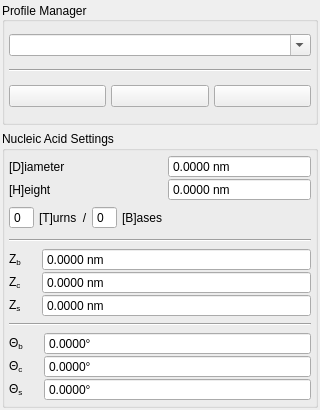
Qt form config/ui/nucleic_acid.ui (NATuG3/NATuG3) before a commit.
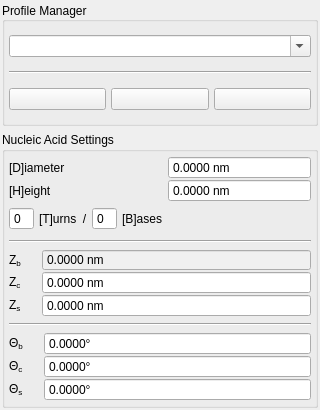
The same form after that commit.

Patch:
```diff
--- a/config/ui/nucleic_acid.ui
+++ b/config/ui/nucleic_acid.ui
@@ -761,9 +761,18 @@
         </item>
         <item row="0" column="1">
          <widget class="QDoubleSpinBox" name="Z_b">
+          <property name="enabled">
+           <bool>false</bool>
+          </property>
+          <property name="statusTip">
+           <string/>
+          </property>
           <property name="autoFillBackground">
            <bool>false</bool>
           </property>
+          <property name="styleSheet">
+           <string notr="true">QDoubleSpinBox::disabled{background-color: rgb(240, 240, 240); color: black}</string>
+          </property>
           <property name="wrapping">
            <bool>false</bool>
           </property>
@@ -771,7 +780,7 @@
            <bool>true</bool>
           </property>
           <property name="readOnly">
-           <bool>true</bool>
+           <bool>false</bool>
           </property>
           <property name="buttonSymbols">
            <enum>QAbstractSpinBox::NoButtons</enum>
```
Left out of the diff: 36 changed lines with no effect on the pictures.
